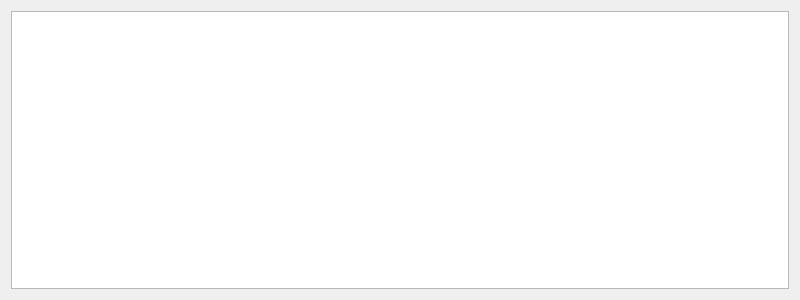
Old version of the form src/rodsqueuewindow.ui in the repository ilarik/kanki-irodsclient.
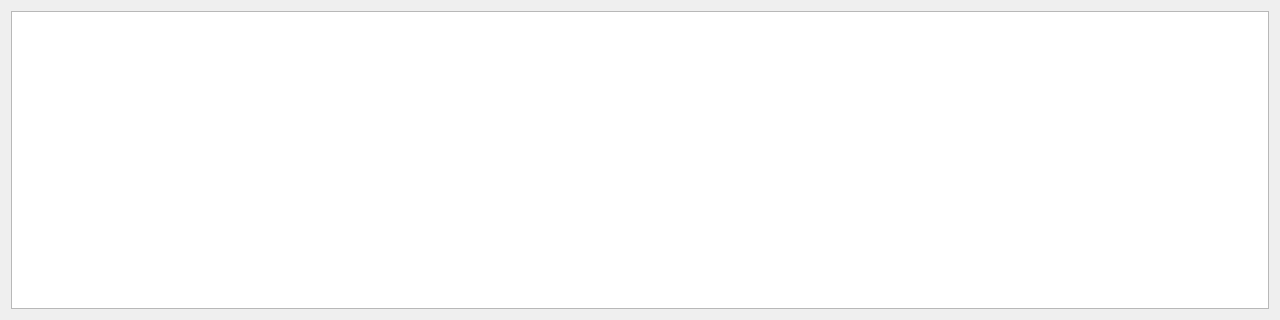
New version of the form.

Commit message: fix queue window ui a bit

What changed in the file:
```diff
--- a/src/rodsqueuewindow.ui
+++ b/src/rodsqueuewindow.ui
@@ -6,8 +6,8 @@
    <rect>
     <x>0</x>
     <y>0</y>
-    <width>800</width>
-    <height>300</height>
+    <width>1280</width>
+    <height>320</height>
    </rect>
   </property>
   <property name="windowTitle">
```
Left out of the diff: 2 changed lines with no effect on the pictures.
